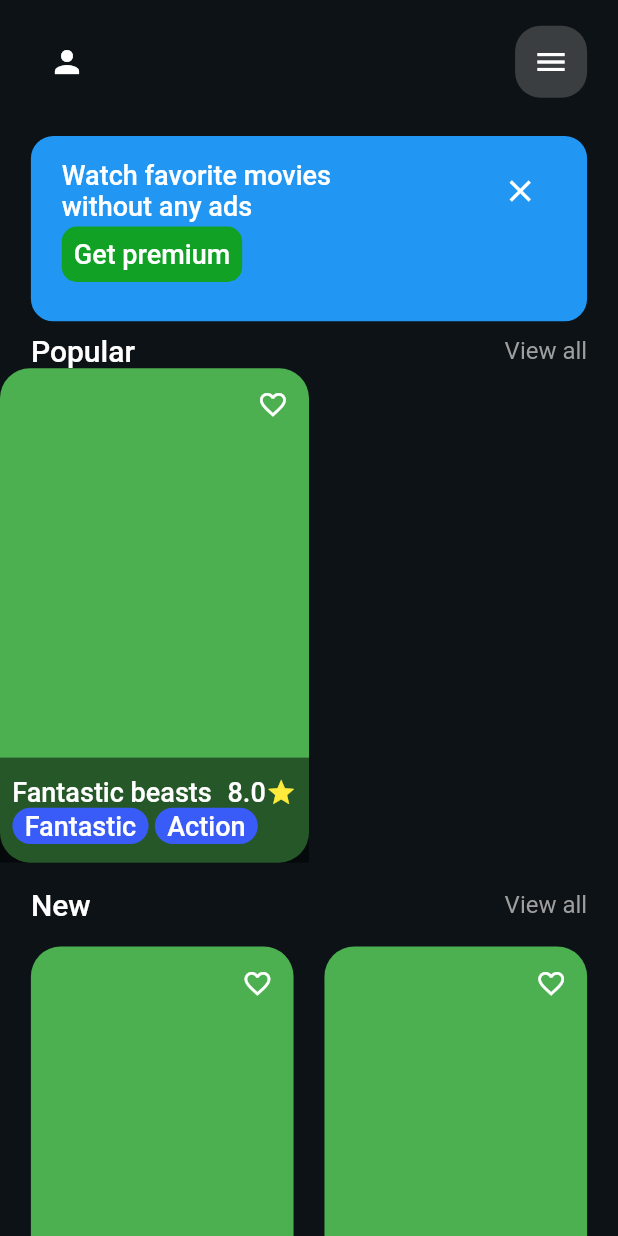
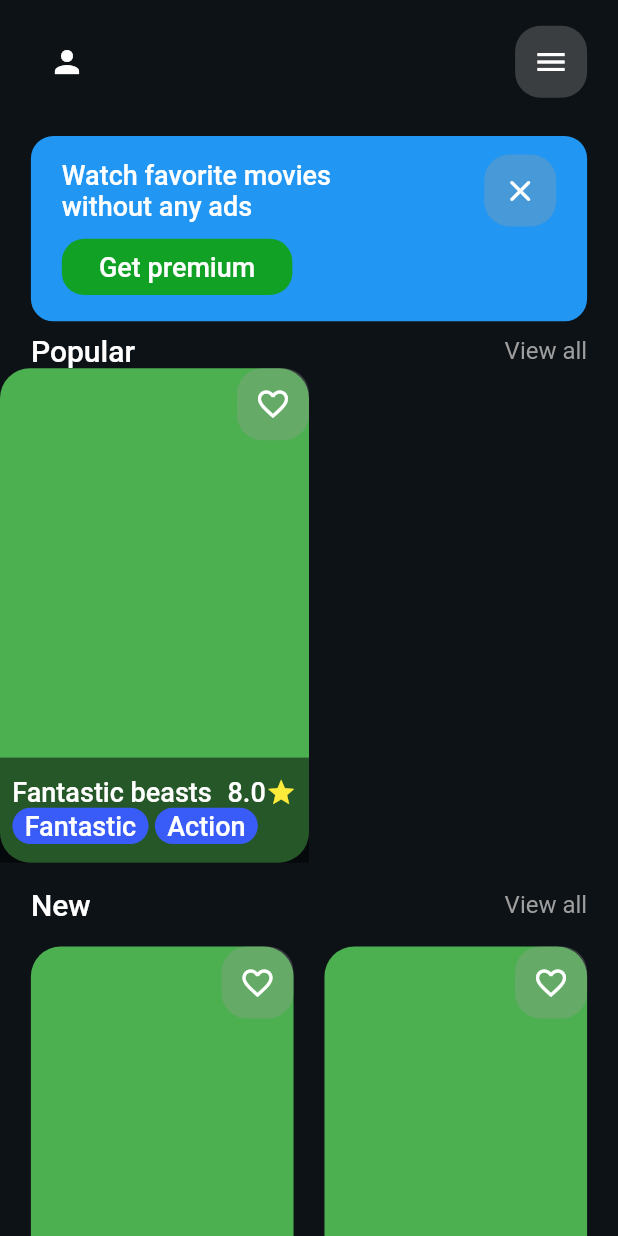
Before and after one commit to freekvandeven/flutter-movie-app, a Flutter app: the screen it shows after launch, on a phone screen of 412 x 824 dp. Run offline on Flutter 3.47's test engine with Material 2 defaults, Android fonts, the light colour scheme and no system bars; our stand-ins replace flutter_riverpod, shared_preferences; missing offline and left inert: motion_sensors; accounts and stored records are empty.

Commit message:
fix: watch settings update movie detailscreen

```diff
--- a/lib/src/ui/screens/home.dart
+++ b/lib/src/ui/screens/home.dart
@@ -95,6 +95,7 @@ class _HomeScreenState extends ConsumerState<HomeScreen> {
                             .map(
                               (movie) => MovieCard(
                                 onTap: (context) {
+
                                   Navigator.of(context).pushNamed(
                                     MovieRoute.movieDetail.route,
                                   );
--- a/lib/src/ui/screens/splash.dart
+++ b/lib/src/ui/screens/splash.dart
@@ -17,7 +17,7 @@ class _SplashScreenState extends ConsumerState<SplashScreen> {
     ref.read(actorProvider.notifier).fetchActors();
     ref.read(movieSettingsProvider.notifier).fetchMovieUserSettings();
     // route to home screen after some time
-    Future.delayed(const Duration(milliseconds: 100), () {
+    Future.delayed(const Duration(milliseconds: 1000), () {
       if (mounted) {
         Navigator.of(context).pushReplacementNamed(MovieRoute.homeScreen.route);
         // if a movie was selected route to the movie detail screen
--- a/lib/src/ui/widgets/icon_button.dart
+++ b/lib/src/ui/widgets/icon_button.dart
@@ -19,7 +19,7 @@ class CustomIconButton extends StatelessWidget {
       ),
       child: IconButton(
         padding: EdgeInsets.all(MediaQuery.of(context).size.width * 0.01),
-        onPressed: () => onTap,
+        onPressed: () => onTap(context),
         icon: Icon(icon),
       ),
     );
--- a/lib/src/ui/widgets/movie_card.dart
+++ b/lib/src/ui/widgets/movie_card.dart
@@ -1,6 +1,7 @@
 import 'package:flutter/material.dart';
 import 'package:movie_viewing_app/src/models/models.dart';
 import 'package:movie_viewing_app/src/providers.dart';
+import 'package:movie_viewing_app/src/ui/widgets/icon_button.dart';
 import 'package:movie_viewing_app/src/ui/widgets/rotate_card.dart';
 
 class MovieCard extends ConsumerWidget {
@@ -27,6 +28,7 @@ class MovieCard extends ConsumerWidget {
         ref.read(movieSettingsProvider.notifier).updateMovieUserSettings(
               settings.copyWith(selected: true),
             );
+
         onTap?.call(context);
       },
       child: DecoratedBox(
@@ -40,8 +42,8 @@ class MovieCard extends ConsumerWidget {
           children: [
             Align(
               alignment: Alignment.topRight,
-              child: IconButton(
-                onPressed: () {
+              child: CustomIconButton(
+                onTap: (_) {
                   // favorite the movie
                   ref
                       .read(movieSettingsProvider.notifier)
@@ -51,10 +53,8 @@ class MovieCard extends ConsumerWidget {
                         ),
                       );
                 },
-                icon: Icon(
-                  settings.favorite ? Icons.favorite : Icons.favorite_outline,
-                  size: size.width * 0.05,
-                ),
+                icon:
+                    settings.favorite ? Icons.favorite : Icons.favorite_outline,
               ),
             ),
             DecoratedBox(
--- a/lib/src/ui/widgets/premium_card.dart
+++ b/lib/src/ui/widgets/premium_card.dart
@@ -1,4 +1,5 @@
 import 'package:flutter/material.dart';
+import 'package:movie_viewing_app/src/ui/widgets/icon_button.dart';
 
 class PremiumCard extends StatefulWidget {
   const PremiumCard({Key? key}) : super(key: key);
@@ -78,23 +79,29 @@ class _PremiumCardState extends State<PremiumCard>
                             ),
                             const Spacer(),
                             // dismiss button
-                            IconButton(
-                              icon: const Icon(Icons.close),
-                              onPressed: () {
+                            CustomIconButton(
+                              onTap: (_) {
                                 setState(() {
                                   _watchFavoriteDismissed = true;
                                 });
                               },
+                              icon: Icons.close_rounded,
                             ),
                           ],
+                        ),
+                        SizedBox(
+                          height: size.height * 0.01,
                         ),
                         DecoratedBox(
                           decoration: BoxDecoration(
                             color: Theme.of(context).colorScheme.primary,
-                            borderRadius: BorderRadius.circular(10),
+                            borderRadius: BorderRadius.circular(15),
                           ),
                           child: Padding(
-                            padding: const EdgeInsets.all(8.0),
+                            padding: EdgeInsets.symmetric(
+                              horizontal: size.width * 0.06,
+                              vertical: size.height * 0.010,
+                            ),
                             child: Text(
                               'Get premium',
                               style: Theme.of(context).textTheme.headline5,
```
Also changed, not shown: lib/src/ui/screens/detail.dart (+24 -20 lines).
